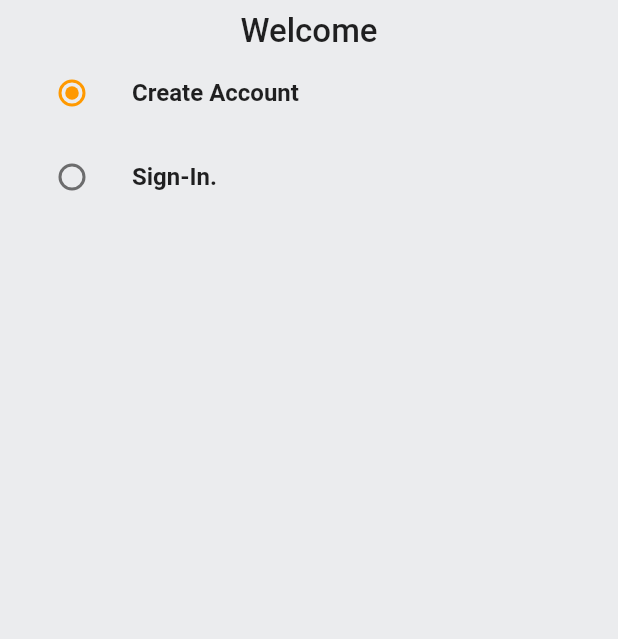
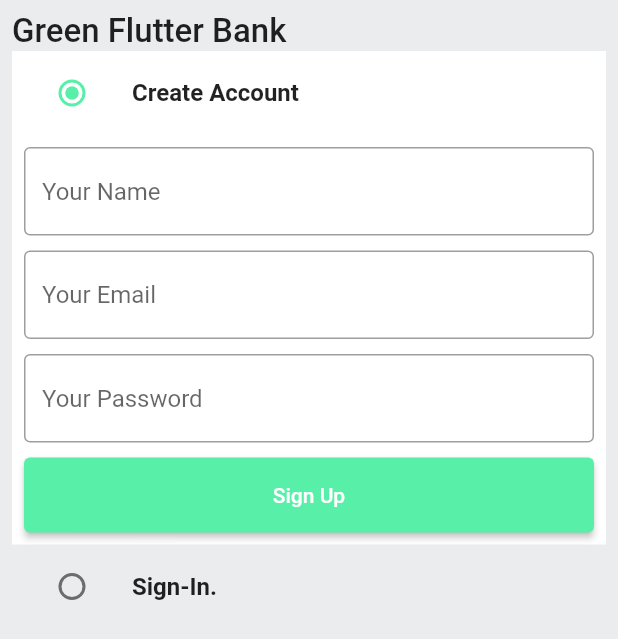
Before and after one commit to laststonedjs/Amazon_Clone_App, a Flutter app: the screen it shows after launch, on a phone screen of 412 x 824 dp. Shown: the top 639 px of the screen. Run offline on Flutter 3.47's test engine with Material 2 defaults, Android fonts, the light colour scheme and no system bars.

Commit message:
Built UI for SignUp login option

```diff
--- /dev/null
+++ b/lib/common/widgets/custom_button.dart
@@ -0,0 +1,21 @@
+import 'package:flutter/material.dart';
+
+class CustomButton extends StatelessWidget {
+  final String text;
+  final VoidCallback onTap;
+  const CustomButton({super.key, required this.text, required this.onTap});
+
+  @override
+  Widget build(BuildContext context) {
+    return ElevatedButton(
+      child: Text(
+        text,
+      ),
+      onPressed: onTap,
+      style: ElevatedButton.styleFrom(
+        minimumSize: const Size(double.infinity,
+            50), // width is 'double.infinity' - wherever and how much ever space we get
+      ),
+    );
+  }
+}
--- /dev/null
+++ b/lib/common/widgets/custom_textfield.dart
@@ -0,0 +1,24 @@
+import 'package:flutter/material.dart';
+
+class CustomTextField extends StatelessWidget {
+  final TextEditingController controller;
+  final String hintText;
+  const CustomTextField(
+      {Key? key, required this.controller, required this.hintText})
+      : super(key: key);
+
+  @override
+  Widget build(BuildContext context) {
+    return TextFormField(
+      controller: controller,
+      decoration: InputDecoration(
+        hintText: hintText,
+        border: const OutlineInputBorder(
+            borderSide: BorderSide(color: Colors.black38)),
+        enabledBorder: const OutlineInputBorder(
+            borderSide: BorderSide(color: Colors.black38)),
+      ),
+      validator: (val) {},
+    );
+  }
+}
--- a/lib/constants/global_variables.dart
+++ b/lib/constants/global_variables.dart
@@ -10,7 +10,7 @@ class GlobalVariables {
     stops: [0.5, 1.0],
   );
 
-  static const secondaryColor = Color.fromRGBO(255, 153, 0, 1);
+  static const secondaryColor = Color.fromARGB(255, 88, 240, 169);
   static const backgroundColor = Colors.white;
   static const Color greyBackgroundCOlor = Color(0xffebecee);
   static var selectedNavBarColor = Colors.cyan[800]!;
--- a/lib/features/auth/screens/auth_screens.dart
+++ b/lib/features/auth/screens/auth_screens.dart
@@ -1,3 +1,5 @@
+import 'package:amazon_clone_tech387/common/widgets/custom_button.dart';
+import 'package:amazon_clone_tech387/common/widgets/custom_textfield.dart';
 import 'package:amazon_clone_tech387/constants/global_variables.dart';
 import 'package:flutter/material.dart';
 
@@ -13,7 +15,22 @@ class AuthScreen extends StatefulWidget {
 }
 
 class _AuthScreenState extends State<AuthScreen> {
-  Auth _auth = Auth.signup;
+  Auth _auth = Auth.signup; // creating _auth variable
+  final _signUpFormKey = GlobalKey<FormState>();
+  final _signInFormKey = GlobalKey<FormState>();
+
+  // creating controller for email, password and name form fields
+  final TextEditingController _emailController = TextEditingController();
+  final TextEditingController _passwordController = TextEditingController();
+  final TextEditingController _nameController = TextEditingController();
+
+  @override
+  void dispose() {
+    super.dispose();
+    _emailController.dispose();
+    _passwordController.dispose();
+    _nameController.dispose();
+  }
 
   @override
   Widget build(BuildContext context) {
@@ -23,15 +40,20 @@ class _AuthScreenState extends State<AuthScreen> {
         child: Padding(
           padding: const EdgeInsets.all(8.0),
           child: Column(
+            // in this way we put our top heading text('Green Flutter Bank') on the left side
+            crossAxisAlignment: CrossAxisAlignment.start,
             children: [
               const Text(
-                'Welcome',
+                'Green Flutter Bank',
                 style: TextStyle(
                   fontSize: 22,
                   fontWeight: FontWeight.w500,
                 ),
               ),
               ListTile(
+                tileColor: _auth == Auth.signup
+                    ? GlobalVariables.backgroundColor
+                    : GlobalVariables.greyBackgroundCOlor,
                 title: const Text(
                   'Create Account',
                   style: TextStyle(
@@ -49,6 +71,44 @@ class _AuthScreenState extends State<AuthScreen> {
                   },
                 ),
               ),
+              if (_auth == Auth.signup)
+                Container(
+                  /**
+                   * We put the 'Form()' in the 'Container()' so that
+                   * we can change the color in addition to the padding
+                  */
+                  padding: const EdgeInsets.all(8),
+                  color: GlobalVariables.backgroundColor,
+                  child: Form(
+                    key: _signUpFormKey,
+                    child: Column(
+                      // created widget which will be reusable
+                      children: [
+                        CustomTextField(
+                          controller: _nameController,
+                          hintText: 'Your Name',
+                        ),
+                        const SizedBox(height: 10),
+                        CustomTextField(
+                          controller: _emailController,
+                          hintText: 'Your Email',
+                        ),
+                        const SizedBox(height: 10),
+                        CustomTextField(
+                          controller: _passwordController,
+                          hintText: 'Your Password',
+                        ),
+                        const SizedBox(
+                          height: 10,
+                        ), // passed SizedBox instead of Container for indendation, because SizedBox can be a constant
+                        CustomButton(
+                          text: 'Sign Up',
+                          onTap: () {},
+                        )
+                      ],
+                    ),
+                  ),
+                ),
               ListTile(
                 title: const Text(
                   'Sign-In.',
```
